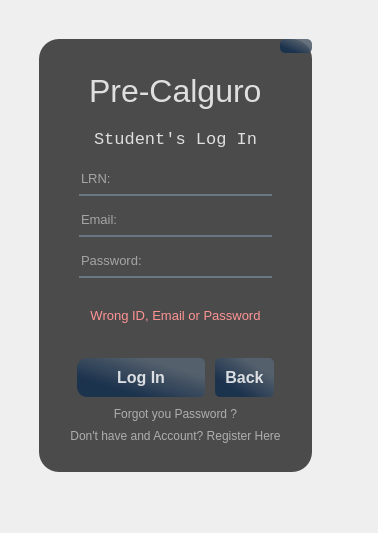
Old version of the form data/studLogin.ui in the repository pat-gallardo/PreCalGuro.
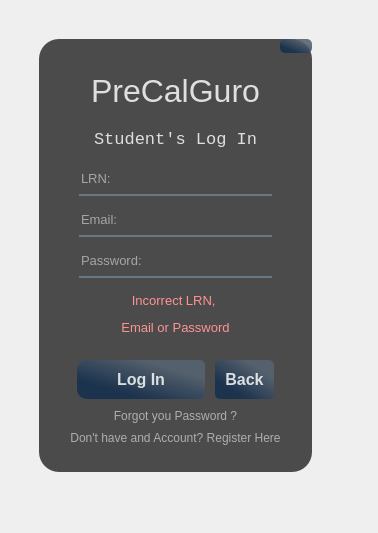
New version of the form. Icons and pictures are not drawn.

```diff
--- a/data/studLogin.ui
+++ b/data/studLogin.ui
@@ -194,7 +194,7 @@
                  </font>
                 </property>
                 <property name="text">
-                 <string>Pre-Calguro</string>
+                 <string>PreCalGuro</string>
                 </property>
                </widget>
               </item>
@@ -291,6 +291,9 @@
               </item>
               <item alignment="Qt::AlignTop">
                <widget class="QWidget" name="warning_Widget" native="true">
+                <property name="styleSheet">
+                 <string notr="true"/>
+                </property>
                 <layout class="QVBoxLayout" name="verticalLayout_4">
                  <property name="spacing">
                   <number>0</number>
@@ -299,7 +302,7 @@
                   <number>0</number>
                  </property>
                  <property name="topMargin">
-                  <number>6</number>
+                  <number>0</number>
                  </property>
                  <property name="rightMargin">
                   <number>0</number>
@@ -314,16 +317,34 @@
                    </property>
                    <widget class="QWidget" name="page">
                     <layout class="QVBoxLayout" name="verticalLayout_7">
+                     <property name="spacing">
+                      <number>0</number>
+                     </property>
+                     <property name="leftMargin">
+                      <number>0</number>
+                     </property>
+                     <property name="topMargin">
+                      <number>0</number>
+                     </property>
+                     <property name="rightMargin">
+                      <number>0</number>
+                     </property>
+                     <property name="bottomMargin">
+                      <number>0</number>
+                     </property>
                      <item>
                       <widget class="QLabel" name="label_5">
                        <property name="font">
                         <font>
                          <family>MS Shell Dlg 2</family>
-                         <pointsize>8</pointsize>
+                         <pointsize>15</pointsize>
                         </font>
                        </property>
+                       <property name="styleSheet">
+                        <string notr="true"/>
+                       </property>
                        <property name="text">
-                        <string>&lt;html&gt;&lt;head/&gt;&lt;body&gt;&lt;p&gt;&lt;span style=&quot; font-size:10pt; color:#ff9393;&quot;&gt;Wrong ID, Email or Password&lt;/span&gt;&lt;/p&gt;&lt;/body&gt;&lt;/html&gt;</string>
+                        <string>&lt;html&gt;&lt;head/&gt;&lt;body&gt;&lt;p align=&quot;center&quot;&gt;&lt;span style=&quot; font-size:10pt; color:#ff9393;&quot;&gt;Incorrect LRN, &lt;/span&gt;&lt;/p&gt;&lt;p align=&quot;center&quot;&gt;&lt;span style=&quot; font-size:10pt; color:#ff9393;&quot;&gt;Email or Password&lt;/span&gt;&lt;/p&gt;&lt;/body&gt;&lt;/html&gt;</string>
                        </property>
                        <property name="textFormat">
                         <enum>Qt::RichText</enum>
```
